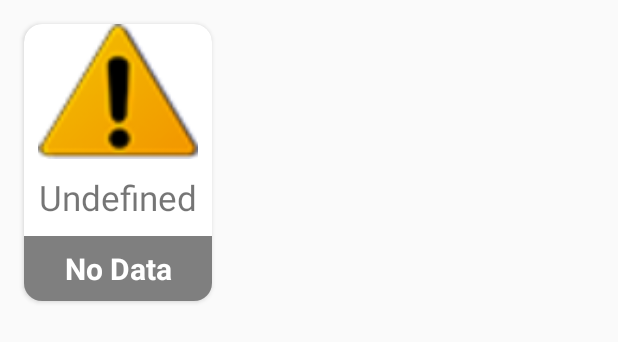
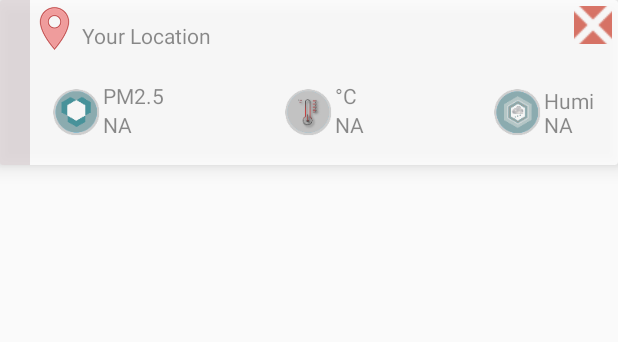
Before and after one commit to Waged/AQI, an Android app: the layout list_item.xml on its own in the app's theme, with its tools: preview values and no code run, on a phone screen of 412 x 824 dp. Shown: the top 342 px of the screen. Run offline under Robolectric (Android 15) with nearby library versions, the phone set to English and light mode, and no system bars.

Commit message:
Applying RecyclerView with good interface

```diff
--- /dev/null
+++ b/app/src/main/java/in/purelogic/aqi/CustomLocationsAdapter.java
@@ -0,0 +1,58 @@
+package in.purelogic.aqi;
+
+
+import android.support.v7.widget.RecyclerView;
+import android.view.LayoutInflater;
+import android.view.ViewGroup;
+import android.widget.TextView;
+
+class CustomLocationAdapter extends RecyclerView.Adapter<CustomLocationAdapter.ViewHolder> {
+    private String[] mDataset;
+
+    // Provide a reference to the views for each data item
+    // Complex data items may need more than one view per item, and
+    // you provide access to all the views for a data item in a view holder
+    public static class ViewHolder extends RecyclerView.ViewHolder {
+        // each data item is just a string in this case
+        public TextView mTextView;
+        public ViewHolder(TextView v) {
+            super(v);
+            mTextView = v;
+        }
+    }
+
+    // Provide a suitable constructor (depends on the kind of dataset)
+    public CustomLocationAdapter(String[] myDataset) {
+        mDataset = myDataset;
+    }
+
+    // Create new views (invoked by the layout manager)
+    @Override
+    public CustomLocationAdapter.ViewHolder onCreateViewHolder(ViewGroup parent,
+                                                   int viewType) {
+        // create a new view
+        TextView v = (TextView) LayoutInflater.from(parent.getContext())
+                .inflate(R.layout.list_item, parent, false);
+
+
+        ViewHolder vh = new ViewHolder(v);
+        return vh;
+    }
+
+    // Replace the contents of a view (invoked by the layout manager)
+    @Override
+    public void onBindViewHolder(ViewHolder holder, int position) {
+        // - get element from your dataset at this position
+        // - replace the contents of the view with that element
+        holder.mTextView.setText(mDataset[position]);
+
+    }
+
+    // Return the size of your dataset (invoked by the layout manager)
+    @Override
+    public int getItemCount() {
+        return mDataset.length;
+
+    }
+
+}
--- /dev/null
+++ b/app/src/main/java/in/purelogic/aqi/ListModel.java
@@ -0,0 +1,35 @@
+package in.purelogic.aqi;
+
+/**
+ * Created by Waged on 11/10/2017.
+ */
+
+public class ListModel {
+
+    String locationName;
+        String locationAqiImg;
+        String locationMsg;
+
+
+        public ListModel(String locationName, String locationAqiImg, String locationMsg) {
+            this.locationName = locationName;
+            this.locationAqiImg = locationAqiImg;
+            this.locationMsg=locationMsg;
+
+        }
+
+
+    public String getLocationName() {
+        return locationName;
+    }
+
+    public String getLocationAqiImg() {
+        return locationAqiImg;
+    }
+
+    public String getLocationMsg() {
+        return locationMsg;
+    }
+
+
+}
--- a/app/src/main/java/in/purelogic/aqi/activities/MainActivity.java
+++ b/app/src/main/java/in/purelogic/aqi/activities/MainActivity.java
@@ -412,14 +412,13 @@ public class MainActivity extends AppCompatActivity
                             return myPlaceNow.trim();
                         }
 
-
                     }
                     Log.e("knownName", "is empty");
                     return strAdd;
                 }
             } catch (IOException e) {
                 e.printStackTrace();
-                return "Couldn't locate..";
+                return "Re-locating..";
             }
             return null;
         }
--- a/app/src/main/java/in/purelogic/aqi/activities/SavedLocations.java
+++ b/app/src/main/java/in/purelogic/aqi/activities/SavedLocations.java
@@ -3,6 +3,8 @@ package in.purelogic.aqi.activities;
 import android.content.Intent;
 import android.support.v7.app.AppCompatActivity;
 import android.os.Bundle;
+import android.support.v7.widget.LinearLayoutManager;
+import android.support.v7.widget.RecyclerView;
 import android.util.Log;
 import android.view.View;
 import android.widget.AdapterView;
@@ -12,6 +14,7 @@ import android.widget.ListView;
 import com.google.android.gms.maps.model.LatLng;
 
 import java.util.ArrayList;
+import java.util.List;
 
 import butterknife.BindView;
 import butterknife.ButterKnife;
@@ -24,9 +27,11 @@ public class SavedLocations extends AppCompatActivity {
     static ArrayAdapter arrayAdapter;
     static ArrayList<LatLng> locations;
 
+    private RecyclerView.Adapter mAdapter;
+    private RecyclerView.LayoutManager mLayoutManager;
 
     @BindView(R.id.list_view)
-    ListView listView ;
+    RecyclerView recyclerView ;
 
 
     @Override
@@ -34,23 +39,19 @@ public class SavedLocations extends AppCompatActivity {
         super.onCreate(savedInstanceState);
         setContentView(R.layout.activity_saved_locations);
         ButterKnife.bind(this);
+        recyclerView.setHasFixedSize(true);
+        mLayoutManager = new LinearLayoutManager(this);
+        recyclerView.setLayoutManager(mLayoutManager);
+
+
         places = new ArrayList<>();
         places.add("Add a new place...");
         locations = new ArrayList<>();
         locations.add(new LatLng(0, 0));
         Log.i("Places", places.toString());
         arrayAdapter = new ArrayAdapter(this, android.R.layout.simple_list_item_1, places);
-        listView.setAdapter(arrayAdapter);
-        listView.setOnItemClickListener(new AdapterView.OnItemClickListener() {
+        recyclerView.setAdapter();
 
-            @Override
-            public void onItemClick(AdapterView<?> parent, View view, int position, long id) {
-                Intent i = new Intent(getApplicationContext(), MapsActivity.class);
-                i.putExtra("locationInfo", position);
-                startActivity(i);
-            }
-
-        });
 
 
     }
--- a/app/src/main/res/layout/activity_maps.xml
+++ b/app/src/main/res/layout/activity_maps.xml
@@ -92,7 +92,7 @@
                 android:text="PM2.5" />
 
             <ImageView
-                android:id="@+id/ivHumidity"
+                android:id="@+id/ivHumidrature"
                 android:layout_width="35dp"
                 android:layout_height="35dp"
                 android:layout_alignBottom="@+id/map_tvPm25"
@@ -103,22 +103,22 @@
                 android:id="@+id/map_tvTemp"
                 android:layout_width="wrap_content"
                 android:layout_height="wrap_content"
-                android:layout_alignBottom="@+id/ivHumidity"
-                android:layout_toEndOf="@+id/ivHumidity"
-                android:layout_toRightOf="@+id/ivHumidity"
+                android:layout_alignBottom="@+id/ivHumidrature"
+                android:layout_toEndOf="@+id/ivHumidrature"
+                android:layout_toRightOf="@+id/ivHumidrature"
                 android:text="NA" />
             <TextView
                 android:id="@+id/tvStaticTemp"
                 android:layout_width="wrap_content"
                 android:layout_height="wrap_content"
                 android:layout_above="@+id/map_tvTemp"
-                android:layout_toEndOf="@+id/ivHumidity"
-                android:layout_toRightOf="@+id/ivHumidity"
+                android:layout_toEndOf="@+id/ivHumidrature"
+                android:layout_toRightOf="@+id/ivHumidrature"
                 android:text="°C" />
 
 
             <ImageView
-                android:id="@+id/ivTemp"
+                android:id="@+id/ivHumid"
                 android:layout_width="35dp"
                 android:layout_height="35dp"
                 android:src="@drawable/ic_humid"
@@ -134,7 +134,7 @@
                 android:layout_width="wrap_content"
                 android:layout_height="wrap_content"
                 android:text="NA"
-                android:layout_alignBottom="@+id/ivTemp"
+                android:layout_alignBottom="@+id/ivHumid"
                 android:layout_toLeftOf="@+id/ivFav"
                 android:layout_toStartOf="@+id/ivFav" />
 
@@ -145,7 +145,7 @@
                 android:layout_width="wrap_content"
                 android:layout_height="wrap_content"
                 android:text="Humi"
-                android:layout_alignTop="@+id/ivTemp"
+                android:layout_alignTop="@+id/ivHumid"
                 android:layout_alignLeft="@+id/map_tvHumid"
                 android:layout_alignStart="@+id/map_tvHumid" />
 
--- a/app/src/main/res/layout/activity_saved_locations.xml
+++ b/app/src/main/res/layout/activity_saved_locations.xml
@@ -17,9 +17,12 @@
     android:typeface="serif"
     android:gravity="center"
     android:layout_height="30dp" />
-    <ListView
-        android:id="@+id/list_view"
+
+        <android.support.v7.widget.RecyclerView
+        android:id="@+id/recycler_view"
         android:layout_width="match_parent"
         android:layout_height="match_parent" />
+
+
 </LinearLayout>
 </LinearLayout>
--- a/app/src/main/res/layout/list_item.xml
+++ b/app/src/main/res/layout/list_item.xml
@@ -1,81 +1,151 @@
 <?xml version="1.0" encoding="utf-8"?>
-<android.support.v7.widget.CardView xmlns:android="http://schemas.android.com/apk/res/android"
-    xmlns:app="http://schemas.android.com/apk/res-auto"
-    android:layout_width="wrap_content"
-    android:layout_height="wrap_content"
-    android:layout_margin="16dp"
+<android.support.v7.widget.CardView
+    android:id="@+id/map_fav_card_view"
+    cardBackgroundColor="#60b0c8db"
+    cardCornerRadius="2dp"
+    android:clickable="true"
+    android:layout_width="match_parent"
+    android:layout_height="110dp"
+    android:alpha=".8"
     android:elevation="8dp"
-    android:foreground="?attr/selectableItemBackground"
-    android:stateListAnimator="@anim/animation"
-    android:clickable="true"
-    android:animateLayoutChanges="true"
-    app:cardCornerRadius="12dp">
+    app:cardElevation="8dp"
+    xmlns:android="http://schemas.android.com/apk/res/android"
+    xmlns:app="http://schemas.android.com/apk/res-auto">
 
-    <LinearLayout
+    <RelativeLayout
         android:layout_width="match_parent"
-        android:layout_height="match_parent"
-        android:orientation="vertical">
+        android:layout_height="match_parent">
 
-        <RelativeLayout
-            android:layout_width="match_parent"
-            android:layout_height="wrap_content">
+        <ImageView
+            android:id="@+id/imageView2"
+            android:layout_width="30dp"
+            android:layout_height="30dp"
+            android:src="@drawable/mylocation"
+            android:layout_alignTop="@+id/ivFav"
+            android:layout_alignRight="@+id/ivPm25"
+            android:layout_alignEnd="@+id/ivPm25"
+            android:layout_marginRight="17dp"
+            android:layout_marginEnd="17dp" />
+        <ImageView
+            android:id="@+id/ivAqiLevel"
+            android:layout_width="20dp"
+            android:layout_height="match_parent"
+            android:src="@color/Grey"/>
+
+        <TextView
+            android:id="@+id/map_tvMyLocation"
+            android:layout_width="wrap_content"
+            android:layout_height="20dp"
+            android:text="Your Location"
+            android:layout_above="@+id/ivPm25"
+            android:layout_alignLeft="@+id/ivPm25"
+            android:layout_alignStart="@+id/ivPm25"
+            android:layout_marginLeft="21dp"
+            android:layout_marginStart="21dp" />
+
+        <ImageButton
+            android:id="@+id/ivFav"
+            android:clickable="true"
+            android:background="@null"
+            android:onClick="addToFavourites"
+            android:layout_width="25dp"
+            android:layout_height="25dp"
+            android:layout_alignParentEnd="true"
+            android:layout_alignParentRight="true"
+            android:layout_alignParentTop="true"
+            android:layout_marginEnd="4dp"
+            android:layout_marginRight="4dp"
+            android:layout_marginTop="4dp"
+            android:src="@drawable/close" />
+
+        <ImageView
+            android:id="@+id/ivPm25"
+            android:layout_width="35dp"
+            android:layout_height="35dp"
+            android:layout_alignParentLeft="true"
+            android:layout_alignParentStart="true"
+            android:layout_below="@+id/imageView2"
+            android:layout_marginLeft="33dp"
+            android:layout_marginStart="33dp"
+            android:layout_marginTop="23dp"
+            android:src="@drawable/ic_pm25" />
+
+
+        <TextView
+            android:id="@+id/map_tvPm25"
+            android:layout_width="wrap_content"
+            android:layout_height="wrap_content"
+            android:layout_alignBottom="@+id/ivPm25"
+            android:layout_toEndOf="@+id/ivPm25"
+            android:layout_toRightOf="@+id/ivPm25"
+            android:text="NA" />
+
+        <TextView
+            android:id="@+id/tvStaticPm25"
+            android:layout_width="wrap_content"
+            android:layout_height="wrap_content"
+            android:layout_above="@+id/map_tvPm25"
+            android:layout_toEndOf="@+id/ivPm25"
+            android:layout_toRightOf="@+id/ivPm25"
+            android:text="PM2.5" />
+
+        <ImageView
+            android:id="@+id/ivHumidrature"
+            android:layout_width="35dp"
+            android:layout_height="35dp"
+            android:layout_alignBottom="@+id/map_tvPm25"
+            android:layout_centerHorizontal="true"
+            android:src="@drawable/ic_temp" />
+
+        <TextView
+            android:id="@+id/map_tvTemp"
+            android:layout_width="wrap_content"
+            android:layout_height="wrap_content"
+            android:layout_alignBottom="@+id/ivHumidrature"
+            android:layout_toEndOf="@+id/ivHumidrature"
+            android:layout_toRightOf="@+id/ivHumidrature"
+            android:text="NA" />
+        <TextView
+            android:id="@+id/tvStaticTemp"
+            android:layout_width="wrap_content"
+            android:layout_height="wrap_content"
+            android:layout_above="@+id/map_tvTemp"
+            android:layout_toEndOf="@+id/ivHumidrature"
+            android:layout_toRightOf="@+id/ivHumidrature"
+            android:text="°C" />
+
+
+        <ImageView
+            android:id="@+id/ivHumid"
+            android:layout_width="35dp"
+            android:layout_height="35dp"
+            android:src="@drawable/ic_humid"
+            android:layout_alignBottom="@+id/map_tvTemp"
+            android:layout_toLeftOf="@+id/map_tvHumid"
+            android:layout_toStartOf="@+id/map_tvHumid" />
 
 
 
-            <LinearLayout
-                android:layout_width="wrap_content"
-                android:layout_height="wrap_content"
-                android:orientation="vertical"
-                android:id="@+id/linearLayout2"
-                android:layout_centerVertical="true"
-                android:layout_alignParentLeft="true"
-                android:layout_alignParentStart="true">
 
-                <ImageView
-                    android:id="@+id/imgForecast"
-                    android:layout_width="match_parent"
-                    android:layout_height="90dp"
-                    android:layout_centerVertical="true"
-                    android:layout_toEndOf="@+id/linearLayout2"
-                    android:layout_toRightOf="@+id/linearLayout2"
-                    android:src="@drawable/nodata" />
-
-                <TextView
-                    android:id="@+id/tvFirstLine"
-                    android:layout_width="match_parent"
-                    android:layout_height="wrap_content"
-                    android:padding="10dp"
-                    android:text="Undefined"
-                    android:textAlignment="center"
-                    android:textSize="23sp" />
-
-            </LinearLayout>
+        <TextView
+            android:id="@+id/map_tvHumid"
+            android:layout_width="wrap_content"
+            android:layout_height="wrap_content"
+            android:text="NA"
+            android:layout_alignBottom="@+id/ivHumid"
+            android:layout_toLeftOf="@+id/ivFav"
+            android:layout_toStartOf="@+id/ivFav" />
 
 
-        </RelativeLayout>
 
-        <LinearLayout
-            android:id="@+id/cvLinearLayout"
-            android:layout_width="match_parent"
-            android:layout_height="match_parent"
-            android:background="@android:drawable/screen_background_dark_transparent"
-            android:orientation="vertical">
+        <TextView
+            android:id="@+id/tvStaticHumi"
+            android:layout_width="wrap_content"
+            android:layout_height="wrap_content"
+            android:text="Humi"
+            android:layout_alignTop="@+id/ivHumid"
+            android:layout_alignLeft="@+id/map_tvHumid"
+            android:layout_alignStart="@+id/map_tvHumid" />
 
-            <TextView
-                android:id="@+id/tvSecondLine"
-                android:layout_width="match_parent"
-                android:layout_height="wrap_content"
-                android:paddingBottom="8dp"
-                android:paddingLeft="4dp"
-                android:paddingRight="4dp"
-                android:gravity="center"
-                android:paddingTop="8dp"
-                android:text="No Data"
-                android:textColor="#ffffff"
-                android:textSize="20sp"
-                android:textStyle="bold"
-                android:typeface="sans" />
-        </LinearLayout>
-    </LinearLayout>
-
+    </RelativeLayout>
 </android.support.v7.widget.CardView>
```
Also changed, not shown: app/src/main/res/drawable/close.png (added).
